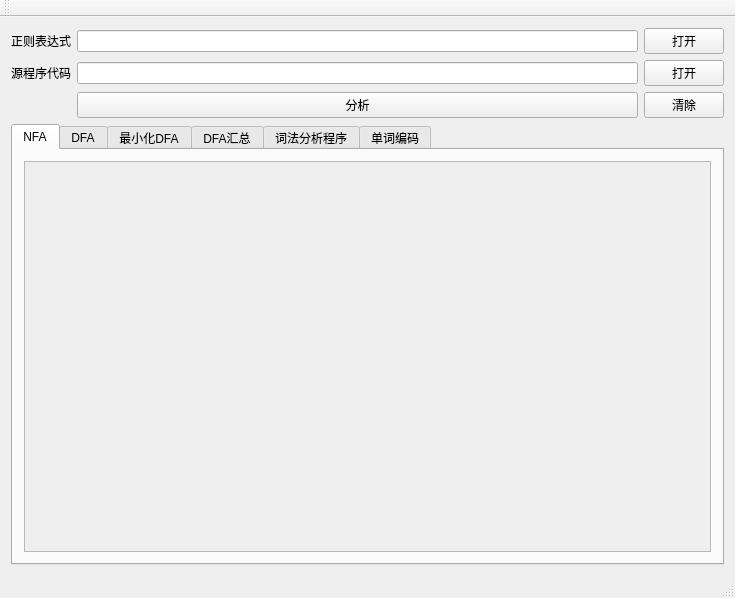
Old version of the form LexicalAnalysis.ui in the repository vanJker/byyl1.
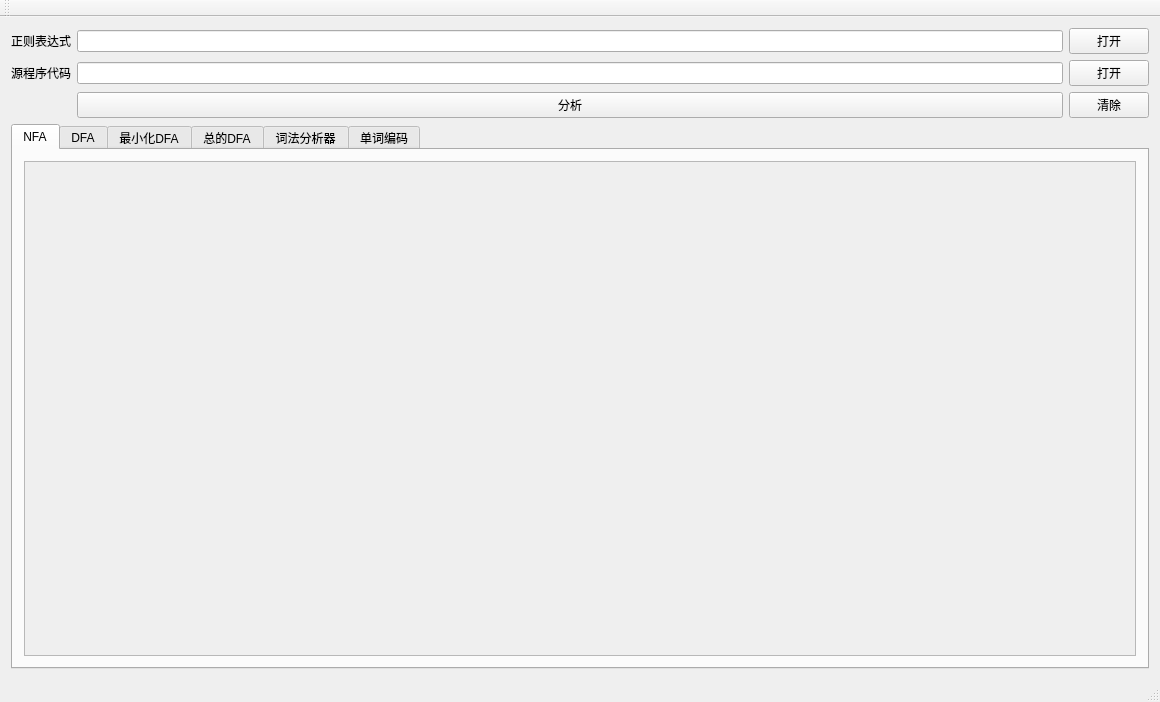
New version of the form.

```diff
--- a/LexicalAnalysis.ui
+++ b/LexicalAnalysis.ui
@@ -6,8 +6,8 @@
    <rect>
     <x>0</x>
     <y>0</y>
-    <width>735</width>
-    <height>598</height>
+    <width>1160</width>
+    <height>702</height>
    </rect>
   </property>
   <property name="minimumSize">
@@ -104,8 +104,8 @@
               <rect>
                <x>0</x>
                <y>0</y>
-               <width>681</width>
-               <height>344</height>
+               <width>1108</width>
+               <height>440</height>
               </rect>
              </property>
              <property name="minimumSize">
@@ -169,12 +169,12 @@
         </widget>
         <widget class="QWidget" name="total_tab">
          <attribute name="title">
-          <string>DFA汇总</string>
+          <string>总的DFA</string>
          </attribute>
         </widget>
         <widget class="QWidget" name="program_tab">
          <attribute name="title">
-          <string>词法分析程序</string>
+          <string>词法分析器</string>
          </attribute>
          <layout class="QGridLayout" name="gridLayout_5">
           <item row="0" column="0">
```
Left out of the diff: 12 changed lines with no effect on the pictures.
